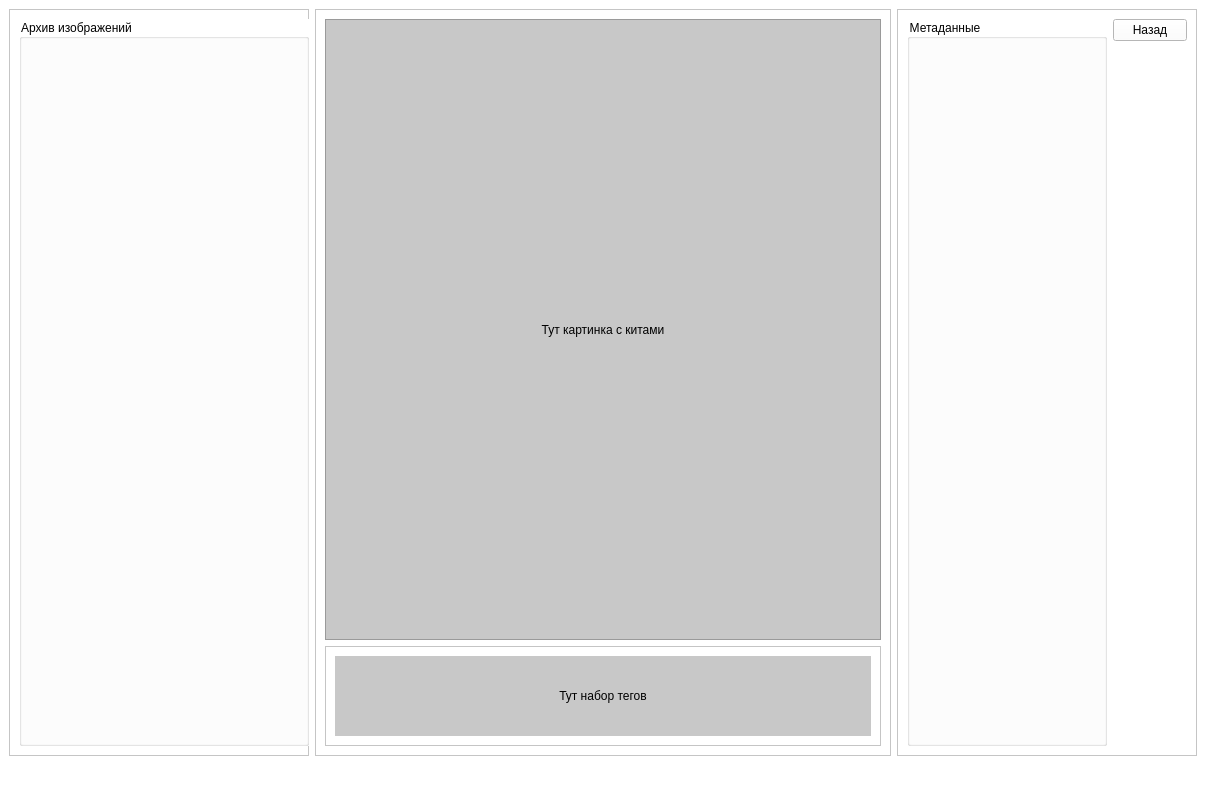
This is MainWorkWindow.ui in YarickVodila/EfficientNetV2_Whale_Reidentification as Qt 5 draws it before an edit. The edited form follows.
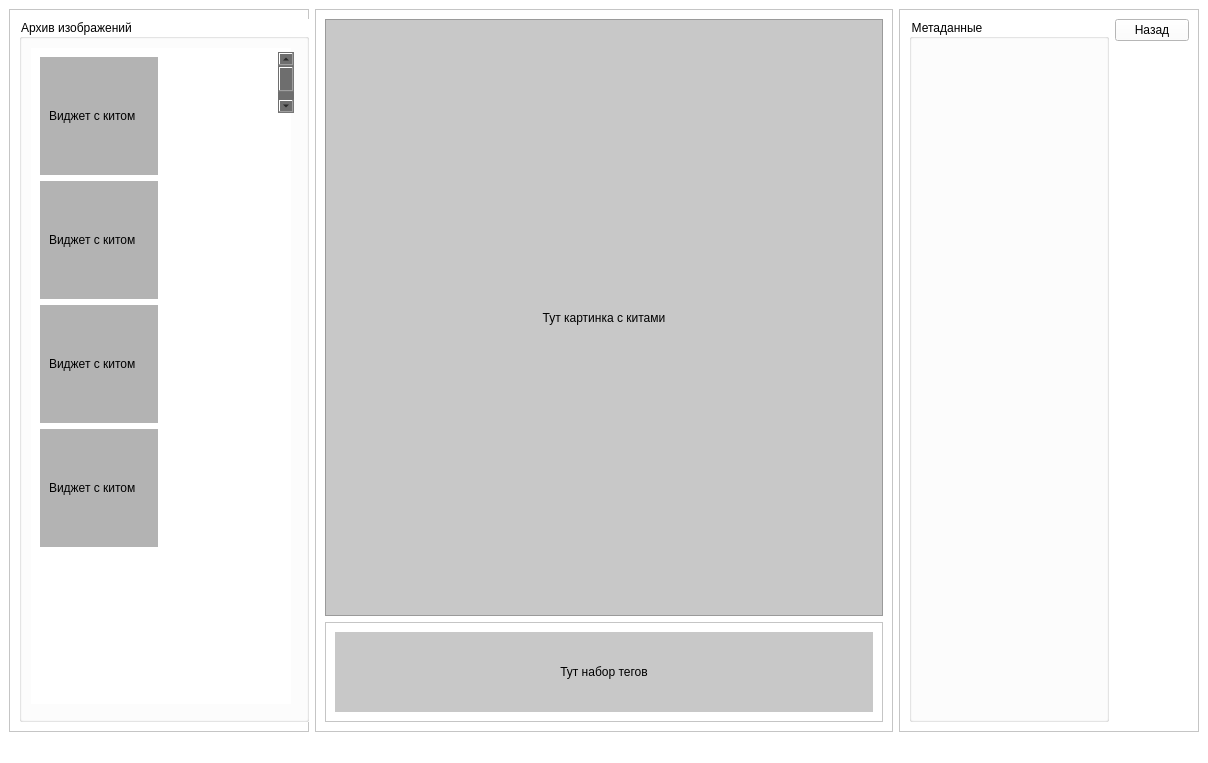
This is the edited form.

Diff of the .ui file:
```diff
--- a/MainWorkWindow.ui
+++ b/MainWorkWindow.ui
@@ -6,8 +6,8 @@
    <rect>
     <x>0</x>
     <y>0</y>
-    <width>1206</width>
-    <height>787</height>
+    <width>1208</width>
+    <height>763</height>
    </rect>
   </property>
   <property name="windowTitle">
@@ -29,6 +29,9 @@
         <height>16777215</height>
        </size>
       </property>
+      <property name="styleSheet">
+       <string notr="true">background-color: rgb(255, 255, 255);</string>
+      </property>
       <property name="frameShape">
        <enum>QFrame::StyledPanel</enum>
       </property>
@@ -50,6 +53,9 @@
            <height>301</height>
           </size>
          </property>
+         <property name="styleSheet">
+          <string notr="true">background-color: rgb(255, 255, 255);</string>
+         </property>
          <property name="title">
           <string>Архив изображений</string>
          </property>
@@ -62,7 +68,193 @@
          <property name="checked">
           <bool>false</bool>
          </property>
-         <layout class="QGridLayout" name="gridLayout_2"/>
+         <layout class="QFormLayout" name="formLayout">
+          <item row="0" column="0">
+           <widget class="QWidget" name="widget" native="true">
+            <property name="minimumSize">
+             <size>
+              <width>260</width>
+              <height>656</height>
+             </size>
+            </property>
+            <property name="mouseTracking">
+             <bool>false</bool>
+            </property>
+            <property name="layoutDirection">
+             <enum>Qt::LeftToRight</enum>
+            </property>
+            <property name="styleSheet">
+             <string notr="true">background-color: rgb(255, 255, 255);</string>
+            </property>
+            <layout class="QFormLayout" name="formLayout_2">
+             <item row="0" column="0">
+              <widget class="QWidget" name="widget_2" native="true">
+               <property name="sizePolicy">
+                <sizepolicy hsizetype="Fixed" vsizetype="Fixed">
+                 <horstretch>0</horstretch>
+                 <verstretch>0</verstretch>
+                </sizepolicy>
+               </property>
+               <property name="minimumSize">
+                <size>
+                 <width>100</width>
+                 <height>100</height>
+                </size>
+               </property>
+               <property name="mouseTracking">
+                <bool>true</bool>
+               </property>
+               <property name="styleSheet">
+                <string notr="true">background-color: rgb(179, 179, 179);</string>
+               </property>
+               <layout class="QGridLayout" name="gridLayout_6">
+                <item row="0" column="0">
+                 <widget class="QLabel" name="label">
+                  <property name="minimumSize">
+                   <size>
+                    <width>100</width>
+                    <height>100</height>
+                   </size>
+                  </property>
+                  <property name="text">
+                   <string>Виджет с китом</string>
+                  </property>
+                 </widget>
+                </item>
+               </layout>
+              </widget>
+             </item>
+             <item row="1" column="0">
+              <widget class="QWidget" name="widget_3" native="true">
+               <property name="sizePolicy">
+                <sizepolicy hsizetype="Fixed" vsizetype="Fixed">
+                 <horstretch>0</horstretch>
+                 <verstretch>0</verstretch>
+                </sizepolicy>
+               </property>
+               <property name="minimumSize">
+                <size>
+                 <width>100</width>
+                 <height>100</height>
+                </size>
+               </property>
+               <property name="mouseTracking">
+                <bool>true</bool>
+               </property>
+               <property name="styleSheet">
+                <string notr="true">background-color: rgb(179, 179, 179);</string>
+               </property>
+               <layout class="QGridLayout" name="gridLayout_7">
+                <item row="0" column="0">
+                 <widget class="QLabel" name="label_4">
+                  <property name="minimumSize">
+                   <size>
+                    <width>100</width>
+                    <height>100</height>
+                   </size>
+                  </property>
+                  <property name="text">
+                   <string>Виджет с китом</string>
+                  </property>
+                 </widget>
+                </item>
+               </layout>
+              </widget>
+             </item>
+             <item row="2" column="0">
+              <widget class="QWidget" name="widget_4" native="true">
+               <property name="sizePolicy">
+                <sizepolicy hsizetype="Fixed" vsizetype="Fixed">
+                 <horstretch>0</horstretch>
+                 <verstretch>0</verstretch>
+                </sizepolicy>
+               </property>
+               <property name="minimumSize">
+                <size>
+                 <width>100</width>
+                 <height>100</height>
+                </size>
+               </property>
+               <property name="mouseTracking">
+                <bool>true</bool>
+               </property>
+               <property name="styleSheet">
+                <string notr="true">background-color: rgb(179, 179, 179);</string>
+               </property>
+               <layout class="QGridLayout" name="gridLayout_8">
+                <item row="0" column="0">
+                 <widget class="QLabel" name="label_5">
+                  <property name="minimumSize">
+                   <size>
+                    <width>100</width>
+                    <height>100</height>
+                   </size>
+                  </property>
+                  <property name="text">
+                   <string>Виджет с китом</string>
+                  </property>
+                 </widget>
+                </item>
+               </layout>
+              </widget>
+             </item>
+             <item row="3" column="0">
+              <widget class="QWidget" name="widget_5" native="true">
+               <property name="sizePolicy">
+                <sizepolicy hsizetype="Fixed" vsizetype="Fixed">
+                 <horstretch>0</horstretch>
+                 <verstretch>0</verstretch>
+                </sizepolicy>
+               </property>
+               <property name="minimumSize">
+                <size>
+                 <width>100</width>
+                 <height>100</height>
+                </size>
+               </property>
+               <property name="mouseTracking">
+                <bool>true</bool>
+               </property>
+               <property name="styleSheet">
+                <string notr="true">background-color: rgb(179, 179, 179);</string>
+               </property>
+               <layout class="QGridLayout" name="gridLayout_9">
+                <item row="0" column="0">
+                 <widget class="QLabel" name="label_6">
+                  <property name="minimumSize">
+                   <size>
+                    <width>100</width>
+                    <height>100</height>
+                   </size>
+                  </property>
+                  <property name="text">
+                   <string>Виджет с китом</string>
+                  </property>
+                 </widget>
+                </item>
+               </layout>
+              </widget>
+             </item>
+            </layout>
+           </widget>
+          </item>
+         </layout>
+         <widget class="QScrollBar" name="verticalScrollBar">
+          <property name="geometry">
+           <rect>
+            <x>259</x>
+            <y>33</y>
+            <width>16</width>
+            <height>61</height>
+           </rect>
+          </property>
+          <property name="styleSheet">
+           <string notr="true">background-color: rgb(110, 110, 110);</string>
+          </property>
+          <property name="orientation">
+           <enum>Qt::Vertical</enum>
+          </property>
+         </widget>
         </widget>
        </item>
       </layout>
```
